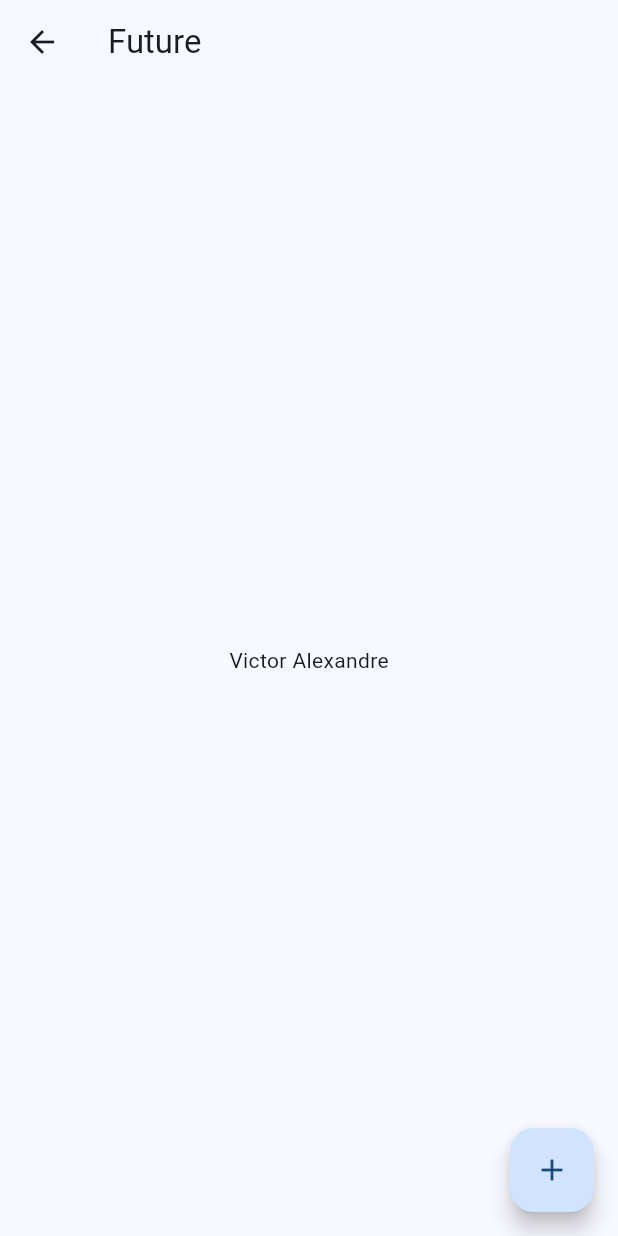
After one commit to victorapc/mobx_imc, a Flutter app: the FuturePage screen opened directly, after a tap on the "add" icon, on a phone screen of 412 x 824 dp. The commit adds this screen. Run offline on Flutter 3.47's test engine with Material 2 defaults, Android fonts, the phone set to English and light mode, and no system bars; our stand-ins replace currency_text_input_formatter, flutter_mobx, mobx, syncfusion_flutter_gauges; generated files the repository leaves out were written again.

Commit message:
Mobx usando future.

```diff
--- a/lib/main.dart
+++ b/lib/main.dart
@@ -1,5 +1,6 @@
 import 'package:flutter/material.dart';
 import 'package:mobx_imc/imc/imc_page.dart';
+import 'package:mobx_imc/observables/future/future_page.dart';
 import 'package:mobx_imc/observables/list/observable_list_page.dart';
 import 'package:mobx_imc/observables/modelo_observado/modelo_observado_page.dart';
 
@@ -19,9 +20,10 @@ class MyApp extends StatelessWidget {
         useMaterial3: true,
       ),
       // Page IMC
-      //home: const ImcPage(),
-      // home: const ObservableListPage(),
-      home: const ModeloObservadoPage(),
+      home: const ImcPage(),
+      //home: const ObservableListPage(),
+      //home: const ModeloObservadoPage(),
+      //home: const FuturePage(),
     );
   }
 }
--- /dev/null
+++ b/lib/observables/future/future_controller.dart
@@ -0,0 +1,21 @@
+import 'package:mobx/mobx.dart';
+part 'future_controller.g.dart';
+
+class FutureController = FutureControllerBase with _$FutureController;
+
+abstract class FutureControllerBase with Store {
+  @observable
+  // var nomeFuture = Future.value('').asObservable();
+  // ou
+  var nomeFuture = ObservableFuture.value('');
+
+  Future<void> buscarNome() async {
+    /*nomeFuture =
+        Future.delayed(const Duration(seconds: 1), () => 'Victor Alexandre')
+            .asObservable();*/
+    // ou
+    final buscarNomeFuture =
+        Future.delayed(const Duration(seconds: 1), () => 'Victor Alexandre');
+    nomeFuture = ObservableFuture(buscarNomeFuture);
+  }
+}
--- /dev/null
+++ b/lib/observables/future/future_page.dart
@@ -0,0 +1,62 @@
+import 'package:flutter/material.dart';
+import 'package:flutter_mobx/flutter_mobx.dart';
+import 'package:mobx_imc/observables/future/future_controller.dart';
+
+class FuturePage extends StatefulWidget {
+  const FuturePage({super.key});
+
+  @override
+  State<FuturePage> createState() => _FuturePageState();
+}
+
+class _FuturePageState extends State<FuturePage> {
+  final controller = FutureController();
+
+  @override
+  void initState() {
+    super.initState();
+    controller.buscarNome();
+  }
+
+  @override
+  Widget build(BuildContext context) {
+    return Scaffold(
+        appBar: AppBar(
+          title: const Text('Future'),
+        ),
+        floatingActionButton: FloatingActionButton(
+          onPressed: () {
+            controller.buscarNome();
+          },
+          child: const Icon(Icons.add),
+        ),
+        body: Observer(
+          builder: (_) {
+            return FutureBuilder<String>(
+              future: controller.nomeFuture,
+              builder: (context, snapshot) {
+                switch (snapshot.connectionState) {
+                  case ConnectionState.none:
+                    return const SizedBox.shrink();
+                  case ConnectionState.waiting:
+                  case ConnectionState.active:
+                    return const Center(
+                      child: CircularProgressIndicator(),
+                    );
+                  case ConnectionState.done:
+                    if (snapshot.hasData) {
+                      return Center(
+                        child: Text(snapshot.requireData),
+                      );
+                    } else {
+                      return const Center(
+                        child: Text('Nome não encontrado'),
+                      );
+                    }
+                }
+              },
+            );
+          },
+        ));
+  }
+}
```
Also changed, not shown: lib/observables/future/future_controller.g.dart (added).
